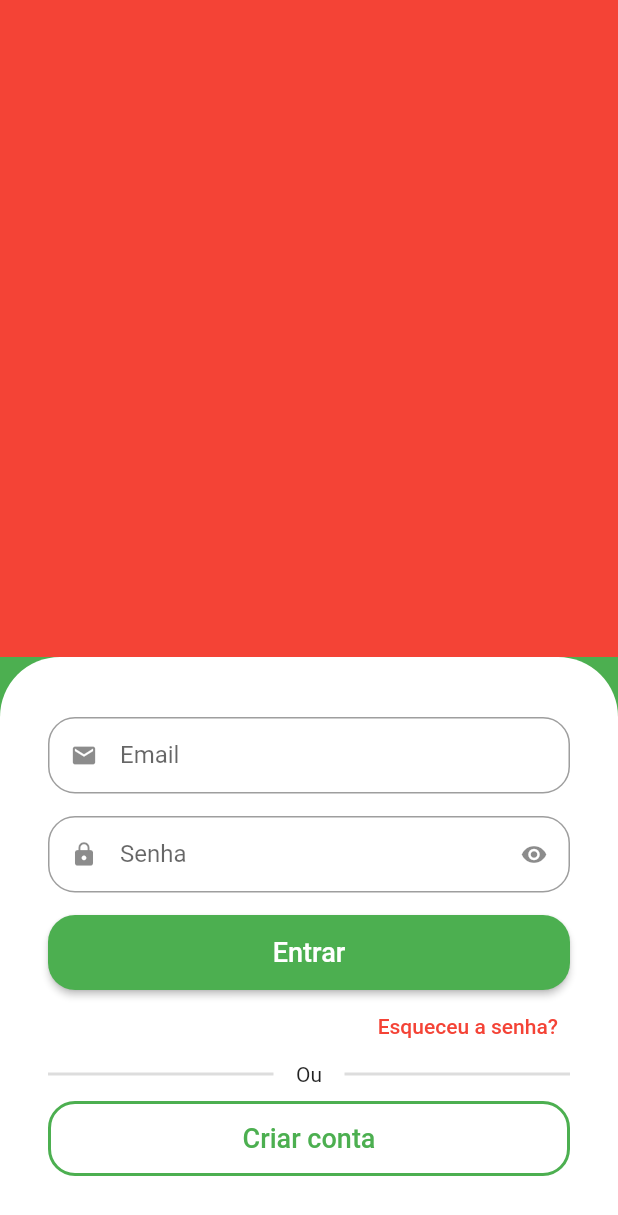
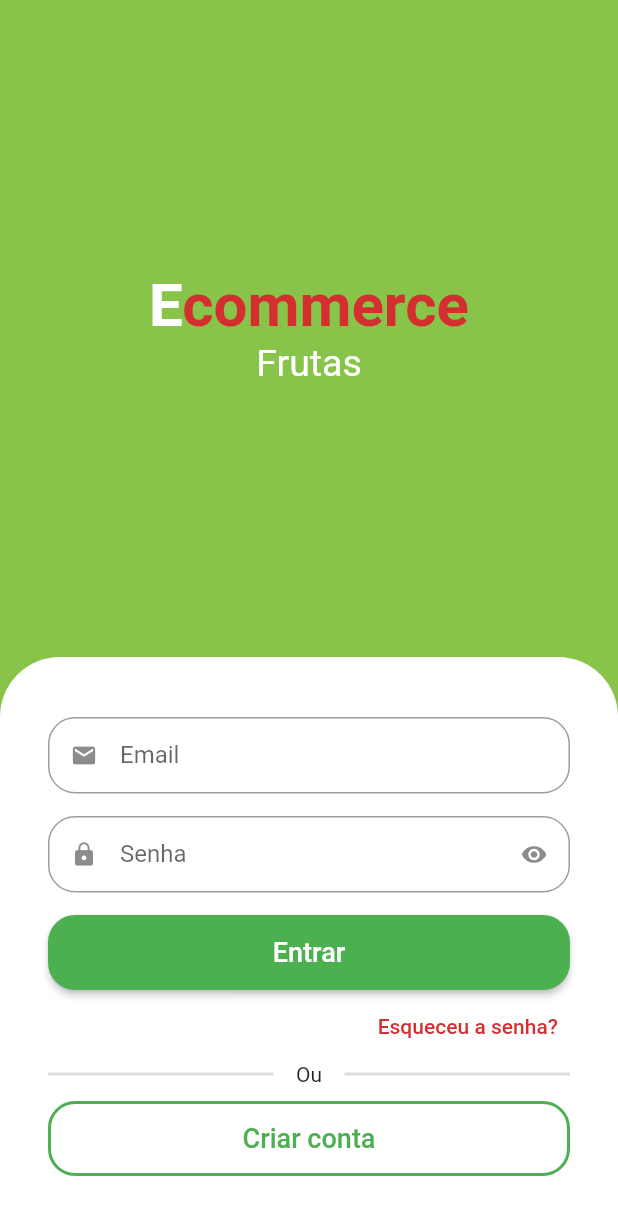
Before and after one commit to Fabricio-Guima/dart-fundamentos, a Flutter app: the screen it shows after launch, on a phone screen of 412 x 824 dp. Shown: the top 1215 px of the screen. Run offline on Flutter 3.47's test engine with Material 2 defaults, Android fonts, the phone set to English and light mode, and no system bars; drawn by our look-alikes of animated_text_kit; our stand-ins replace sqflite, synchronized; missing offline and left inert: dart:mirrors, mysql1; accounts and stored records are empty.

Commit message:
cores customizadas

```diff
--- a/quitanda/lib/src/auth/sign_in_screen.dart
+++ b/quitanda/lib/src/auth/sign_in_screen.dart
@@ -1,5 +1,7 @@
+import 'package:animated_text_kit/animated_text_kit.dart';
 import 'package:flutter/material.dart';
 import 'package:quitanda/src/auth/components/customTextField.dart';
+import 'package:quitanda/src/config/custom_colors.dart';
 
 class SignInScreen extends StatelessWidget {
   const SignInScreen({Key? key}) : super(key: key);
@@ -7,19 +9,67 @@ class SignInScreen extends StatelessWidget {
   @override
   Widget build(BuildContext context) {
     return Scaffold(
-      backgroundColor: Colors.green,
+      backgroundColor: CustomColors.customSwatchColor,
       body: Column(children: [
         Expanded(
-          child: Container(
-            color: Colors.red,
+          child: Column(
+            mainAxisAlignment: MainAxisAlignment.center,
+            children: [
+              //nome do app
+
+              Text.rich(
+                TextSpan(
+                  style: const TextStyle(
+                    fontSize: 40,
+                  ),
+                  children: [
+                    const TextSpan(
+                      text: 'E',
+                      style: TextStyle(
+                        color: Colors.white,
+                        fontWeight: FontWeight.bold,
+                      ),
+                    ),
+                    TextSpan(
+                      text: 'commerce',
+                      style: TextStyle(
+                        color: CustomColors.customContrastColor,
+                        fontWeight: FontWeight.bold,
+                      ),
+                    ),
+                  ],
+                ),
+              ),
+              //categorias
+              SizedBox(
+                height: 30,
+                child: DefaultTextStyle(
+                  style: const TextStyle(
+                    fontSize: 25,
+                  ),
+                  child: AnimatedTextKit(
+                    pause: Duration.zero,
+                    repeatForever: true,
+                    animatedTexts: [
+                      FadeAnimatedText('Frutas'),
+                      FadeAnimatedText('Verduras'),
+                      FadeAnimatedText('Legumes'),
+                      FadeAnimatedText('Carnes'),
+                      FadeAnimatedText('Cereais'),
+                      FadeAnimatedText('laticíneos'),
+                    ],
+                  ),
+                ),
+              ),
+            ],
           ),
         ),
+        //Formulário
         Container(
           padding: const EdgeInsets.symmetric(horizontal: 32, vertical: 40),
           decoration: const BoxDecoration(
               color: Colors.white,
-              borderRadius:
-                  const BorderRadius.vertical(top: Radius.circular(40))),
+              borderRadius: BorderRadius.vertical(top: Radius.circular(40))),
           child: Column(
             crossAxisAlignment: CrossAxisAlignment.stretch,
             children: [
@@ -50,13 +100,14 @@ class SignInScreen extends StatelessWidget {
                   ),
                 ),
               ),
+              //esqueceu a senha
               Align(
                 alignment: Alignment.centerRight,
                 child: TextButton(
                     onPressed: () {},
-                    child: const Text(
+                    child: Text(
                       'Esqueceu a senha?',
-                      style: TextStyle(color: Colors.red),
+                      style: TextStyle(color: CustomColors.customContrastColor),
                     )),
               ),
               //divisor
--- /dev/null
+++ b/quitanda/lib/src/config/custom_colors.dart
@@ -0,0 +1,21 @@
+import 'package:flutter/material.dart';
+
+Map<int, Color> _swatchOpacity = {
+  50: const Color.fromRGBO(139, 195, 74, 0.1),
+  100: const Color.fromRGBO(139, 195, 74, 0.2),
+  200: const Color.fromRGBO(139, 195, 74, 0.3),
+  300: const Color.fromRGBO(139, 195, 74, 0.4),
+  400: const Color.fromRGBO(139, 195, 74, 0.5),
+  500: const Color.fromRGBO(139, 195, 74, 0.6),
+  600: const Color.fromRGBO(139, 195, 74, 0.7),
+  700: const Color.fromRGBO(139, 195, 74, 0.8),
+  800: const Color.fromRGBO(139, 195, 74, 0.9),
+  900: const Color.fromRGBO(139, 195, 74, 1),
+};
+
+abstract class CustomColors {
+  static Color customContrastColor = Colors.red.shade700;
+
+  static MaterialColor customSwatchColor =
+      MaterialColor(0xFF88C34A, _swatchOpacity);
+}
```
Also changed, not shown: quitanda/pubspec.yaml (+3 -4 lines), quitanda/lib/src/auth/components/customTextField.dart (line endings or trailing spaces), quitanda/pubspec.lock.
